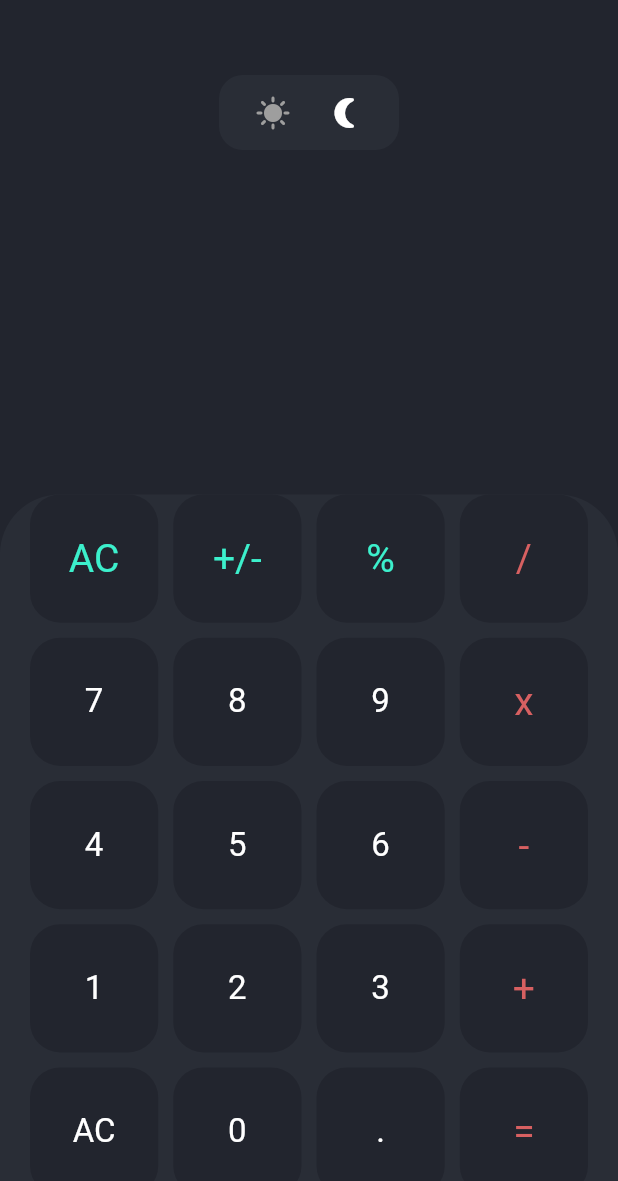
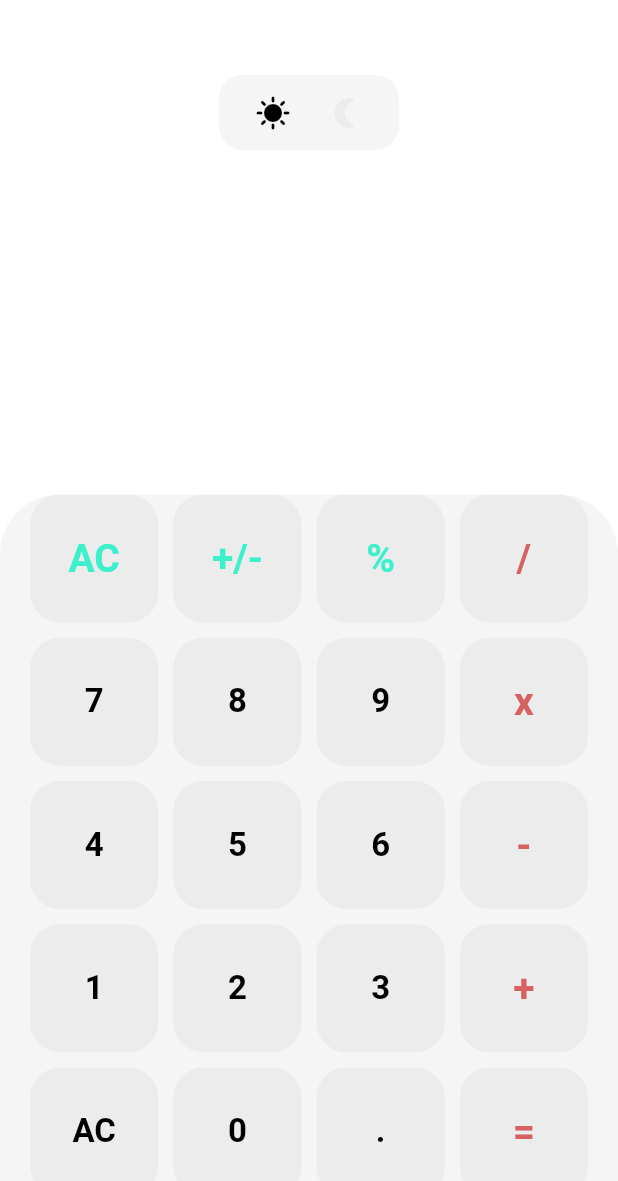
Before and after one commit to yogikorke/calculator_flutter, a Flutter app: the screen it shows after launch, on a phone screen of 412 x 824 dp. Shown: the top 1181 px of the screen. Run offline on Flutter 3.47's test engine with Material 2 defaults, Android fonts, the phone set to English and light mode, and no system bars; our stand-ins replace get, get_storage.

Commit message:
switch dark and light theme

```diff
--- a/lib/main.dart
+++ b/lib/main.dart
@@ -1,5 +1,8 @@
+import 'package:calculator/services/theme_service.dart';
 import 'package:calculator/views/home_page.dart';
+import 'package:calculator/widgets/theme.dart';
 import 'package:flutter/material.dart';
+import 'package:get/get_navigation/src/root/get_material_app.dart';
 
 void main() {
   runApp(const MyApp());
@@ -10,12 +13,12 @@ class MyApp extends StatelessWidget {
 
   @override
   Widget build(BuildContext context) {
-    return MaterialApp(
+    return GetMaterialApp(
       debugShowCheckedModeBanner: false,
       title: 'Calculator',
-      theme: ThemeData(
-        primarySwatch: Colors.blue,
-      ),
+      theme: Themes.light,
+      darkTheme: Themes.dark,
+      themeMode: ThemeService().theme,
       home: const HomePage(),
     );
   }
--- a/lib/services/theme_service.dart
+++ b/lib/services/theme_service.dart
@@ -1,14 +1,18 @@
 import 'package:flutter/material.dart';
+import 'package:get/get.dart';
+import 'package:get_storage/get_storage.dart';
 
-const Color colorBlueDark = Color(0xFF22252e);
-const Color colorBlue = Color(0xFF292D36);
-const Color colorRed = Color(0xFFD76061);
-const Color colorGreen = Color(0xFF3CF0CC);
+class ThemeService {
+  final _box = GetStorage();
+  final _key = "isDarkMode";
 
-TextStyle kTextStyle(double size, Color color) {
-  return TextStyle(
-    color: color,
-    fontSize: size,
-    fontWeight: FontWeight.bold,
-  );
+  _saveThemeToBox(bool isDarkMode) => _box.write(_key, isDarkMode);
+  _loadTheNeFromBox() => _box.read(_key) ?? false;
+
+  ThemeMode get theme => _loadTheNeFromBox() ? ThemeMode.dark : ThemeMode.light;
+
+  void switchTheme() {
+    Get.changeThemeMode(_loadTheNeFromBox() ? ThemeMode.dark : ThemeMode.light);
+    _saveThemeToBox(!_loadTheNeFromBox());
+  }
 }
--- a/lib/views/home_page.dart
+++ b/lib/views/home_page.dart
@@ -1,6 +1,9 @@
 import 'package:calculator/services/theme_service.dart';
+import 'package:calculator/widgets/body_container.dart';
 import 'package:calculator/widgets/custom_button.dart';
 import 'package:flutter/material.dart';
+import 'package:get/get.dart';
+import '../widgets/theme.dart';
 
 class HomePage extends StatelessWidget {
   const HomePage({Key? key}) : super(key: key);
@@ -8,50 +11,20 @@ class HomePage extends StatelessWidget {
   @override
   Widget build(BuildContext context) {
     return Scaffold(
-      backgroundColor: colorBlueDark,
+      backgroundColor: context.theme.backgroundColor,
       body: SizedBox(
         width: MediaQuery.of(context).size.width,
         child: Column(
           crossAxisAlignment: CrossAxisAlignment.center,
           mainAxisAlignment: MainAxisAlignment.spaceBetween,
-          children: [
-            //const Spacer(),
-            Padding(
-              padding: const EdgeInsets.all(50.0),
-              child: Container(
-                height: 50,
-                width: 120,
-                decoration: BoxDecoration(
-                  borderRadius: BorderRadius.circular(16),
-                  color: colorBlue,
-                ),
-                child: Row(
-                  mainAxisAlignment: MainAxisAlignment.center,
-                  children: [
-                    IconButton(
-                      onPressed: () {},
-                      icon: const Icon(Icons.sunny, color: Colors.grey),
-                    ),
-                    IconButton(
-                      onPressed: () {},
-                      icon: const Icon(Icons.nightlight_round,
-                          color: Colors.white),
-                    ),
-                  ],
+          children: [_switchTheme(), BodyContainer(child: _keyboard())],
         ),
       ),
-            ),
-            Container(
-              height: MediaQuery.of(context).size.height * 0.60,
-              width: MediaQuery.of(context).size.width,
-              decoration: const BoxDecoration(
-                borderRadius: BorderRadius.only(
-                  topLeft: Radius.circular(40),
-                  topRight: Radius.circular(40),
-                ),
-                color: colorBlue,
-              ),
-              child: Padding(
+    );
+  }
+
+  Widget _keyboard() {
+    return Padding(
       padding: const EdgeInsets.symmetric(horizontal: 20),
       child: GridView.builder(
         physics: const NeverScrollableScrollPhysics(),
@@ -71,12 +44,43 @@ class HomePage extends StatelessWidget {
           );
         },
       ),
+    );
+  }
+
+  Widget _switchTheme() {
+    return Padding(
+      padding: const EdgeInsets.all(50.0),
+      child: Container(
+        height: 50,
+        width: 120,
+        decoration: BoxDecoration(
+          borderRadius: BorderRadius.circular(16),
+          color: Get.isDarkMode ? colorBlue : colorGrey,
         ),
-            ),
-            //SizedBox(height: 20),
-          ],
-        ),
+        child: _switchThemeButton(),
       ),
     );
   }
+
+  Widget _switchThemeButton() {
+    return Row(
+      mainAxisAlignment: MainAxisAlignment.spaceEvenly,
+      children: [
+        InkWell(
+          onTap: () => Get.isDarkMode ? ThemeService().switchTheme() : null,
+          child: Icon(
+            Icons.sunny,
+            color: Get.isDarkMode ? colorGrey : Colors.black,
+          ),
+        ),
+        InkWell(
+          onTap: () => Get.isDarkMode ? null : ThemeService().switchTheme(),
+          child: Icon(
+            Icons.nightlight_round,
+            color: Get.isDarkMode ? Colors.white : colorGrey,
+          ),
+        ),
+      ],
+    );
   }
+}
--- /dev/null
+++ b/lib/widgets/body_container.dart
@@ -0,0 +1,26 @@
+import 'package:calculator/widgets/theme.dart';
+import 'package:flutter/material.dart';
+import 'package:get/get.dart';
+import 'package:get/get_core/src/get_main.dart';
+
+class BodyContainer extends StatelessWidget {
+  const BodyContainer({Key? key, required this.child}) : super(key: key);
+
+  final Widget child;
+
+  @override
+  Widget build(BuildContext context) {
+    return Container(
+      height: MediaQuery.of(context).size.height * 0.60,
+      width: MediaQuery.of(context).size.width,
+      decoration: BoxDecoration(
+        borderRadius: const BorderRadius.only(
+          topLeft: Radius.circular(40),
+          topRight: Radius.circular(40),
+        ),
+        color: Get.isDarkMode ? colorBlue : colorGrey,
+      ),
+      child: child,
+    );
+  }
+}
--- a/lib/widgets/custom_button.dart
+++ b/lib/widgets/custom_button.dart
@@ -1,5 +1,7 @@
 import 'package:calculator/services/theme_service.dart';
+import 'package:calculator/widgets/theme.dart';
 import 'package:flutter/material.dart';
+import 'package:get/get.dart';
 
 class CustomButton extends StatelessWidget {
   const CustomButton({Key? key, required this.index}) : super(key: key);
@@ -13,14 +15,15 @@ class CustomButton extends StatelessWidget {
       width: 50,
       decoration: BoxDecoration(
         borderRadius: BorderRadius.circular(20),
-        color: colorBlueDark,
+        color: Get.isDarkMode ? colorBlueDark : colorGrey,
       ),
       child: Center(
         child: Text(
           _getRightSign(index),
           style: TextStyle(
-            color: _getButtonColor(index),
+            color: _getSignColor(index),
             fontSize: _getSize(index),
+            fontWeight: FontWeight.w700,
           ),
         ),
       ),
@@ -69,12 +72,12 @@ class CustomButton extends StatelessWidget {
     return '';
   }
 
-  Color _getButtonColor(int index) {
+  Color _getSignColor(int index) {
     if (index <= 2) return colorGreen;
     if (index == 3 || index == 7 || index == 11 || index == 15 || index == 19) {
       return colorRed;
     }
-    return Colors.white;
+    return Get.isDarkMode ? Colors.white : Colors.black;
   }
 
   double _getSize(int index) {
--- /dev/null
+++ b/lib/widgets/theme.dart
@@ -0,0 +1,28 @@
+import 'package:flutter/material.dart';
+
+const Color colorBlueDark = Color(0xFF22252e);
+const Color colorBlue = Color(0xFF292D36);
+const Color colorRed = Color(0xFFD76061);
+const Color colorGreen = Color(0xFF3CF0CC);
+final Color colorGrey = Colors.grey.withOpacity(0.1);
+
+class Themes {
+  static final light = ThemeData(
+    backgroundColor: Colors.white,
+    primaryColor: Colors.white,
+    brightness: Brightness.light,
+  );
+  static final dark = ThemeData(
+    backgroundColor: colorBlueDark,
+    primaryColor: colorBlueDark,
+    brightness: Brightness.dark,
+  );
+}
+
+TextStyle kTextStyle(double size, Color color) {
+  return TextStyle(
+    color: color,
+    fontSize: size,
+    fontWeight: FontWeight.bold,
+  );
+}
--- a/pubspec.yaml
+++ b/pubspec.yaml
@@ -34,6 +34,8 @@ dependencies:
   # The following adds the Cupertino Icons font to your application.
   # Use with the CupertinoIcons class for iOS style icons.
   cupertino_icons: ^1.0.2
+  get_storage: ^2.0.3
+  get: ^4.6.5
 
 dev_dependencies:
   flutter_test:
```
Also changed, not shown: pubspec.lock, 6 other files. Lines whose indentation alone changed are shown as unchanged.
